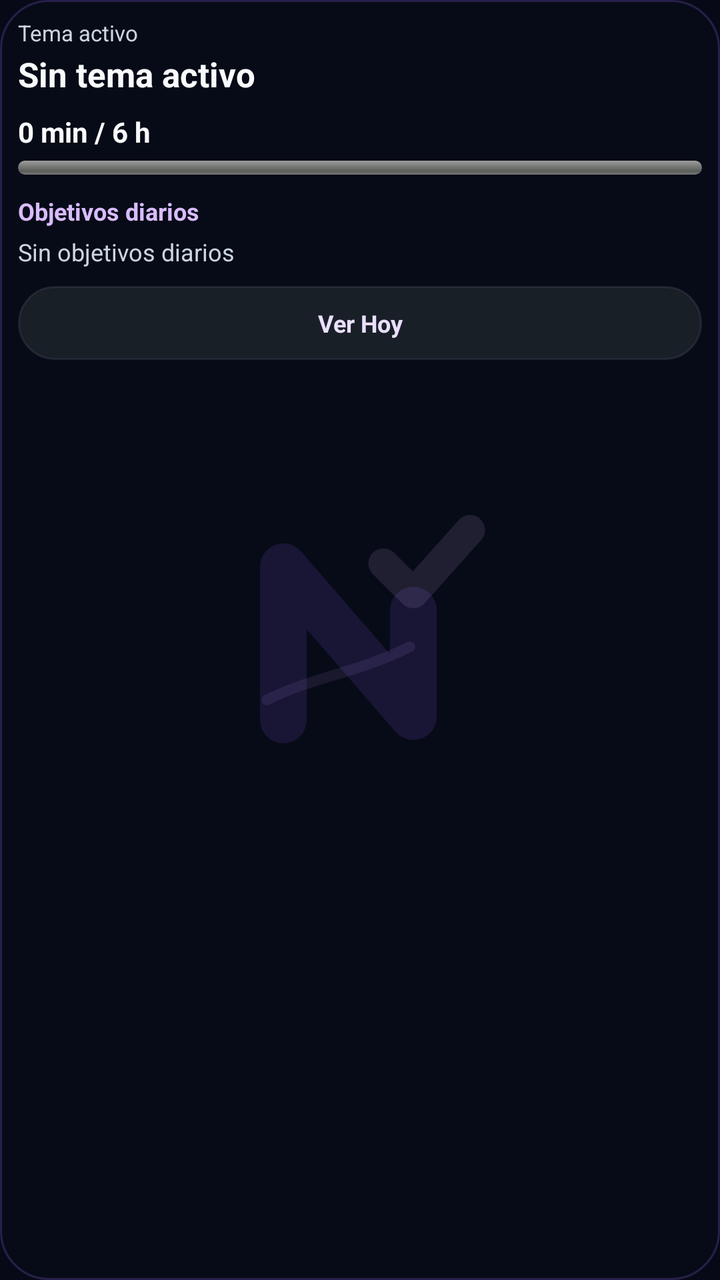
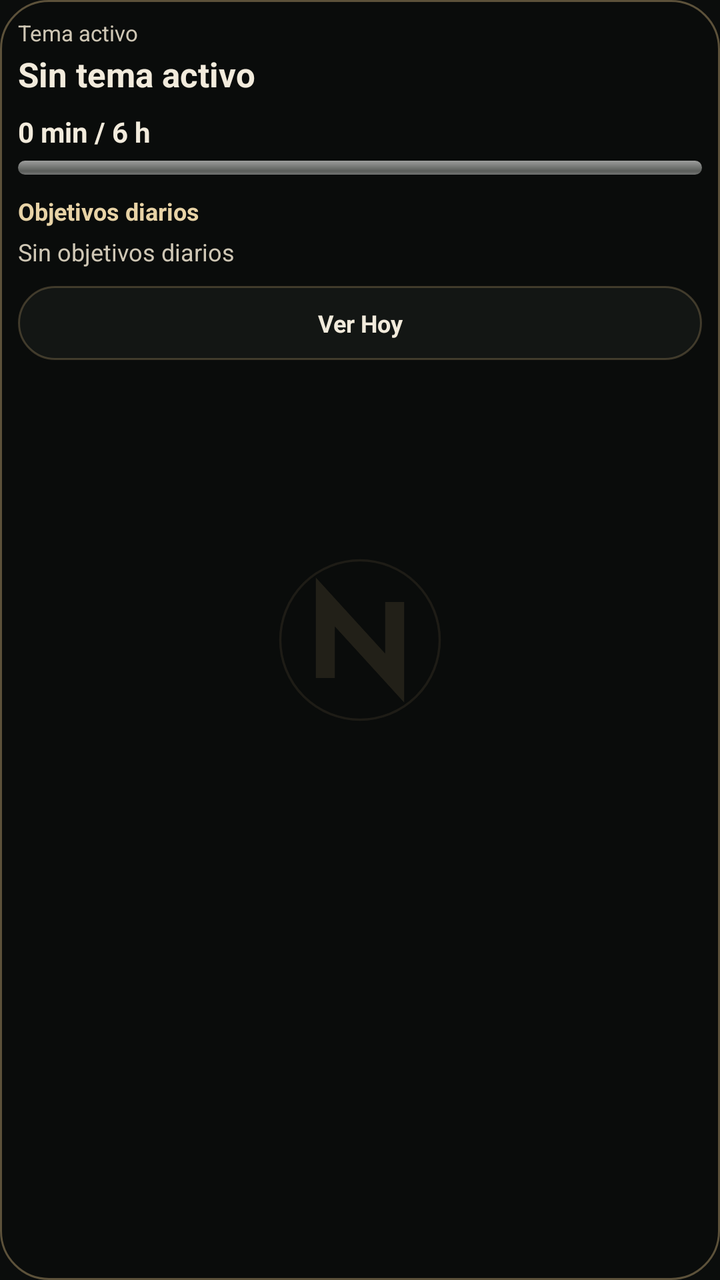

Two renders of the same Android screen: before a commit and after it. Below are the layout's source before the change and the commit's diff.
<!-- AndroidManifest.xml: application theme Theme.Testario -->
<!-- res/layout/widget_planario_today_expanded.xml -->
<?xml version="1.0" encoding="utf-8"?>
<LinearLayout xmlns:android="http://schemas.android.com/apk/res/android"
    android:id="@+id/widgetTodayExpandedRoot"
    android:layout_width="match_parent"
    android:layout_height="match_parent"
    android:orientation="vertical"
    android:gravity="top"
    android:background="@drawable/widget_today_background_dark"
    android:padding="9dp">

    <TextView
        android:id="@+id/widgetTodayExpandedTopicLabel"
        android:layout_width="match_parent"
        android:layout_height="wrap_content"
        android:text="Tema activo"
        android:textSize="11sp"
        android:textColor="#CBD5E1" />

    <TextView
        android:id="@+id/widgetTodayExpandedTopic"
        android:layout_width="match_parent"
        android:layout_height="wrap_content"
        android:layout_marginTop="2dp"
        android:maxLines="1"
        android:ellipsize="end"
        android:text="Sin tema activo"
        android:textSize="17sp"
        android:textStyle="bold"
        android:textColor="#F8FAFC" />

    <TextView
        android:id="@+id/widgetTodayExpandedProgress"
        android:layout_width="match_parent"
        android:layout_height="wrap_content"
        android:layout_marginTop="8dp"
        android:maxLines="1"
        android:text="0 min / 6 h"
        android:textSize="14sp"
        android:textStyle="bold"
        android:textColor="#F8FAFC" />

    <ProgressBar
        android:id="@+id/widgetTodayExpandedBar"
        style="@android:style/Widget.ProgressBar.Horizontal"
        android:layout_width="match_parent"
        android:layout_height="7dp"
        android:layout_marginTop="5dp"
        android:max="100" />

    <TextView
        android:id="@+id/widgetTodayExpandedObjectivesTitle"
        android:layout_width="match_parent"
        android:layout_height="wrap_content"
        android:layout_marginTop="10dp"
        android:text="Objetivos diarios"
        android:textSize="12sp"
        android:textStyle="bold"
        android:textColor="#D9BCFF" />

    <TextView
        android:id="@+id/widgetTodayExpandedObjectives"
        android:layout_width="match_parent"
        android:layout_height="wrap_content"
        android:layout_marginTop="4dp"
        android:maxLines="5"
        android:ellipsize="end"
        android:text="Sin objetivos diarios"
        android:textSize="12sp"
        android:lineSpacingExtra="2dp"
        android:textColor="#CBD5E1" />

    <LinearLayout
        android:id="@+id/widgetTodayExpandedActions"
        android:layout_width="match_parent"
        android:layout_height="37dp"
        android:layout_marginTop="9dp"
        android:orientation="horizontal">

        <TextView
            android:id="@+id/widgetTodayExpandedPlan"
            android:layout_width="0dp"
            android:layout_height="match_parent"
            android:layout_weight="1"
            android:background="@drawable/widget_today_section_dark"
            android:gravity="center"
            android:text="Ver Hoy"
            android:textSize="12sp"
            android:textStyle="bold"
            android:textColor="#EADFFF" />

        <TextView
            android:id="@+id/widgetTodayExpandedTest"
            android:layout_width="0dp"
            android:layout_height="match_parent"
            android:layout_marginStart="8dp"
            android:layout_weight="1"
            android:background="@drawable/widget_nexum_quick_button"
            android:gravity="center"
            android:text="Iniciar test"
            android:textSize="12sp"
            android:textStyle="bold"
            android:textColor="#FFFFFF"
            android:visibility="gone" />
    </LinearLayout>
</LinearLayout>
<!-- resources referenced by this layout -->
<resources>
  <!-- drawable widget_nexum_quick_button (drawable) -->
  <?xml version="1.0" encoding="utf-8"?>
  <shape xmlns:android="http://schemas.android.com/apk/res/android">
      <solid android:color="#251333"/>
      <stroke android:width="1dp" android:color="#B46BFF"/>
      <corners android:radius="16dp"/>
  </shape>
  <!-- drawable widget_today_background_dark (drawable) -->
  <?xml version="1.0" encoding="utf-8"?>
  <layer-list xmlns:android="http://schemas.android.com/apk/res/android">
      <item>
          <shape>
              <solid android:color="#E6070C18" />
              <stroke android:width="1dp" android:color="#5A5E4AA8" />
              <corners android:radius="24dp" />
          </shape>
      </item>
      <item
          android:drawable="@drawable/nexum_watermark"
          android:gravity="center"
          android:width="180dp"
          android:height="180dp" />
  </layer-list>
  <!-- drawable widget_today_section_dark (drawable) -->
  <?xml version="1.0" encoding="utf-8"?>
  <shape xmlns:android="http://schemas.android.com/apk/res/android">
      <solid android:color="#E61B222A" />
      <stroke
          android:width="1dp"
          android:color="#40505E70" />
      <corners android:radius="18dp" />
  </shape>
  <style name="Theme.Testario" parent="android:style/Theme.Material.Light.NoActionBar">
          <item name="android:windowBackground">#070A16</item>
          <item name="android:statusBarColor">#070A16</item>
          <item name="android:navigationBarColor">#070A16</item>
          <item name="android:windowLightStatusBar">false</item>
      </style>
  <!-- drawable nexum_watermark (drawable) -->
  <?xml version="1.0" encoding="utf-8"?>
  <vector xmlns:android="http://schemas.android.com/apk/res/android"
      android:width="180dp"
      android:height="180dp"
      android:viewportWidth="108"
      android:viewportHeight="108">
      <path
          android:pathData="M31,78 L31,32 L70,77 L70,45"
          android:fillColor="@android:color/transparent"
          android:strokeColor="#8B5CFF"
          android:strokeAlpha="0.13"
          android:strokeWidth="14"
          android:strokeLineCap="round"
          android:strokeLineJoin="round" />
      <path
          android:pathData="M61,31 L70,40 L87,21"
          android:fillColor="@android:color/transparent"
          android:strokeColor="#DDB9FF"
          android:strokeAlpha="0.12"
          android:strokeWidth="9"
          android:strokeLineCap="round"
          android:strokeLineJoin="round" />
      <path
          android:pathData="M26,72 C40,65 53,64 69,56"
          android:fillColor="@android:color/transparent"
          android:strokeColor="#C79BFF"
          android:strokeAlpha="0.10"
          android:strokeWidth="3.2"
          android:strokeLineCap="round" />
  </vector>
</resources>

<!-- the commit's change to res/layout/widget_planario_today_expanded.xml (unified diff, before → after) -->
@@ -14,7 +14,7 @@
         android:layout_height="wrap_content"
         android:text="Tema activo"
         android:textSize="11sp"
-        android:textColor="#CBD5E1" />
+        android:textColor="#CFC7B5" />
 
     <TextView
         android:id="@+id/widgetTodayExpandedTopic"
@@ -26,7 +26,7 @@
         android:text="Sin tema activo"
         android:textSize="17sp"
         android:textStyle="bold"
-        android:textColor="#F8FAFC" />
+        android:textColor="#F2EBDC" />
 
     <TextView
         android:id="@+id/widgetTodayExpandedProgress"
@@ -37,7 +37,7 @@
         android:text="0 min / 6 h"
         android:textSize="14sp"
         android:textStyle="bold"
-        android:textColor="#F8FAFC" />
+        android:textColor="#F2EBDC" />
 
     <ProgressBar
         android:id="@+id/widgetTodayExpandedBar"
@@ -55,7 +55,7 @@
         android:text="Objetivos diarios"
         android:textSize="12sp"
         android:textStyle="bold"
-        android:textColor="#D9BCFF" />
+        android:textColor="#E8D3A6" />
 
     <TextView
         android:id="@+id/widgetTodayExpandedObjectives"
@@ -67,7 +67,7 @@
         android:text="Sin objetivos diarios"
         android:textSize="12sp"
         android:lineSpacingExtra="2dp"
-        android:textColor="#CBD5E1" />
+        android:textColor="#CFC7B5" />
 
     <LinearLayout
         android:id="@+id/widgetTodayExpandedActions"
@@ -86,7 +86,7 @@
             android:text="Ver Hoy"
             android:textSize="12sp"
             android:textStyle="bold"
-            android:textColor="#EADFFF" />
+            android:textColor="#F2EBDC" />
 
         <TextView
             android:id="@+id/widgetTodayExpandedTest"
<!-- resource entries referenced after the edit -->
@@ -3,8 +3,8 @@
   <!-- drawable widget_nexum_quick_button (drawable) -->
   <?xml version="1.0" encoding="utf-8"?>
   <shape xmlns:android="http://schemas.android.com/apk/res/android">
-      <solid android:color="#251333"/>
-      <stroke android:width="1dp" android:color="#B46BFF"/>
+      <solid android:color="#2E2615"/>
+      <stroke android:width="1dp" android:color="#D8B880"/>
       <corners android:radius="16dp"/>
   </shape>
   <!-- drawable widget_today_background_dark (drawable) -->
@@ -12,8 +12,8 @@
   <layer-list xmlns:android="http://schemas.android.com/apk/res/android">
       <item>
           <shape>
-              <solid android:color="#E6070C18" />
-              <stroke android:width="1dp" android:color="#5A5E4AA8" />
+              <solid android:color="#E60B0D0C" />
+              <stroke android:width="1dp" android:color="#66D8B880" />
               <corners android:radius="24dp" />
           </shape>
       </item>
@@ -26,16 +26,16 @@
   <!-- drawable widget_today_section_dark (drawable) -->
   <?xml version="1.0" encoding="utf-8"?>
   <shape xmlns:android="http://schemas.android.com/apk/res/android">
-      <solid android:color="#E61B222A" />
+      <solid android:color="#E6151816" />
       <stroke
           android:width="1dp"
-          android:color="#40505E70" />
+          android:color="#40D8B880" />
       <corners android:radius="18dp" />
   </shape>
   <style name="Theme.Testario" parent="android:style/Theme.Material.Light.NoActionBar">
-          <item name="android:windowBackground">#070A16</item>
-          <item name="android:statusBarColor">#070A16</item>
-          <item name="android:navigationBarColor">#070A16</item>
+          <item name="android:windowBackground">#0B0D0C</item>
+          <item name="android:statusBarColor">#0B0D0C</item>
+          <item name="android:navigationBarColor">#0B0D0C</item>
           <item name="android:windowLightStatusBar">false</item>
       </style>
   <!-- drawable nexum_watermark (drawable) -->
@@ -46,28 +46,20 @@
       android:viewportWidth="108"
       android:viewportHeight="108">
       <path
-          android:pathData="M31,78 L31,32 L70,77 L70,45"
+          android:pathData="M54,30.1 A23.9,23.9 0 1 1 54,77.9 A23.9,23.9 0 1 1 54,30.1 Z"
           android:fillColor="@android:color/transparent"
-          android:strokeColor="#8B5CFF"
-          android:strokeAlpha="0.13"
-          android:strokeWidth="14"
-          android:strokeLineCap="round"
-          android:strokeLineJoin="round" />
+          android:strokeAlpha="0.10"
+          android:strokeColor="#D8B880"
+          android:strokeWidth="0.7" />
       <path
-          android:pathData="M61,31 L70,40 L87,21"
+          android:pathData="M43.6,65.4 L43.6,42.6 L64.4,65.4 L64.4,42.6"
           android:fillColor="@android:color/transparent"
-          android:strokeColor="#DDB9FF"
           android:strokeAlpha="0.12"
-          android:strokeWidth="9"
-          android:strokeLineCap="round"
-          android:strokeLineJoin="round" />
-      <path
-          android:pathData="M26,72 C40,65 53,64 69,56"
-          android:fillColor="@android:color/transparent"
-          android:strokeColor="#C79BFF"
-          android:strokeAlpha="0.10"
-          android:strokeWidth="3.2"
-          android:strokeLineCap="round" />
+          android:strokeColor="#D8B880"
+          android:strokeLineCap="butt"
+          android:strokeLineJoin="miter"
+          android:strokeMiterLimit="10"
+          android:strokeWidth="5.7" />
   </vector>
 </resources>
 
